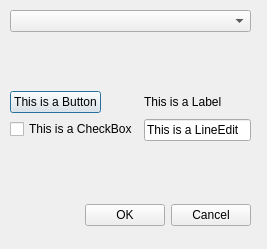
Old version of the form application/QtSquid/QtSquid/StyleSheetWnd.ui in the repository TrueAbastien/StageQApp.
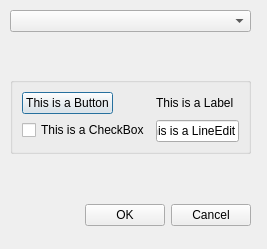
New version of the form.

Patch:
```diff
--- a/application/QtSquid/QtSquid/StyleSheetWnd.ui
+++ b/application/QtSquid/QtSquid/StyleSheetWnd.ui
@@ -44,6 +44,10 @@
      </spacer>
     </item>
     <item>
+     <widget class="QGroupBox" name="style_GBox_1">
+      <property name="flat">
+       <bool>false</bool>
+      </property>
      <layout class="QFormLayout" name="style_FLayout_1">
       <item row="0" column="0">
        <widget class="QPushButton" name="style_btnTest">
@@ -77,6 +81,7 @@
        </widget>
       </item>
      </layout>
+     </widget>
     </item>
     <item>
      <spacer name="verticalSpacer">
```
Lines whose indentation alone changed are shown as unchanged.
